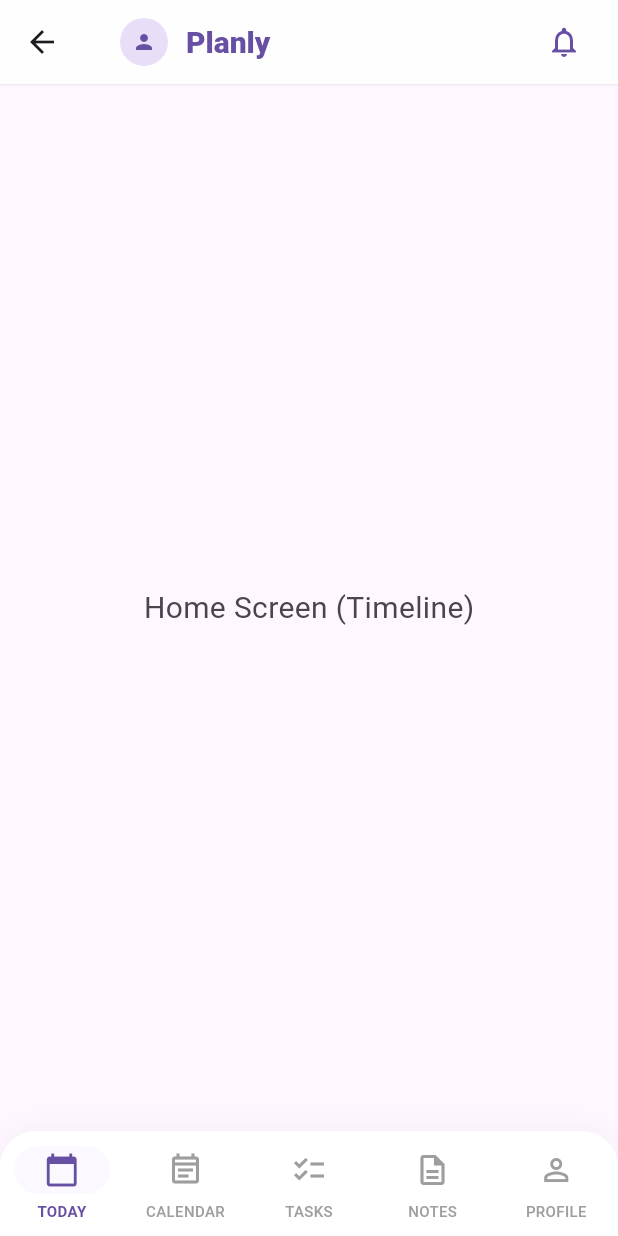
After one commit to NikkkDevvv/planly, a Flutter app: the MainLayout screen opened directly, on a phone screen of 412 x 824 dp. The commit adds this screen. Run offline on Flutter 3.47's test engine with Material 3 defaults, Android fonts, the phone set to English and light mode, and no system bars; our stand-ins replace google_fonts.

Commit message:
Feat: Add navigation & screens folders in lib/features. Feat: Add main_layout in navigation/screens and home_screens in home/screens. Fix: app_colors & app_theme in folder theme

```diff
--- a/lib/core/theme/app_colors.dart
+++ b/lib/core/theme/app_colors.dart
@@ -0,0 +1,34 @@
+import 'package:flutter/material.dart';
+
+class AppColors {
+  // Primary
+  static const Color primary = Color(0xFF6750A4);
+  static const Color primaryContainer = Color(0xFFEADDFF);
+  static const Color onPrimaryContainer = Color(0xFF21005D);
+
+  // Secondary
+  static const Color secondary = Color(0xFF625B71);
+  static const Color secondaryContainer = Color(0xFFE8DEF8);
+  static const Color onSecondaryContainer = Color(0xFF1D192B);
+
+  // Surface
+  static const Color surface = Color(0xFFFEF7FF);
+  static const Color onSurface = Color(0xFF1D1B20);
+  static const Color onSurfaceVariant = Color(0xFF49454F);
+
+  // Surface Containers
+  static const Color surfaceContainerLowest = Color(0xFFFFFFFF);
+  static const Color surfaceContainerLow = Color(0xFFF7F2FA);
+  static const Color surfaceContainer = Color(0xFFF3EDF7);
+  static const Color surfaceContainerHigh = Color(0xFFECE6F0);
+  static const Color surfaceContainerHighest = Color(0xFFE6E0E9);
+  static const Color surfaceBright = Color(0xFFFEF7FF);
+
+  // Outline
+  static const Color outline = Color(0xFF79747E);
+  static const Color outlineVariant = Color(0xFFCAC4D0);
+
+  // Error
+  static const Color error = Color(0xFFB3261E);
+  static const Color onError = Color(0xFFFFFFFF);
+}
--- /dev/null
+++ b/lib/features/navigation/screens/main_layout.dart
@@ -0,0 +1,176 @@
+import 'package:flutter/material.dart';
+import '../../../core/theme/app_colors.dart';
+// import '../../home/screens/home_screens.dart'; // Akan digunakan di langkah selanjutnya
+
+// Placeholder sementara untuk halaman selain Home
+class PlaceholderScreen extends StatelessWidget {
+  final String title;
+  const PlaceholderScreen({Key? key, required this.title}) : super(key: key);
+
+  @override
+  Widget build(BuildContext context) {
+    return Center(
+      child: Text(
+        title,
+        style: const TextStyle(fontSize: 20, color: AppColors.onSurfaceVariant),
+      ),
+    );
+  }
+}
+
+class MainLayout extends StatefulWidget {
+  const MainLayout({Key? key}) : super(key: key);
+
+  @override
+  State<MainLayout> createState() => _MainLayoutState();
+}
+
+class _MainLayoutState extends State<MainLayout> {
+  int _selectedIndex = 0;
+
+  final List<Widget> _screens = const [
+    PlaceholderScreen(
+      title: 'Home Screen (Timeline)',
+    ), // Nanti diganti HomeScreens()
+    PlaceholderScreen(title: 'Calendar Screen'),
+    PlaceholderScreen(title: 'Tasks Screen'),
+    PlaceholderScreen(title: 'Notes Screen'),
+    PlaceholderScreen(title: 'Profile Screen'),
+  ];
+
+  @override
+  Widget build(BuildContext context) {
+    return Scaffold(
+      backgroundColor: AppColors.surface,
+      // Top App Bar
+      appBar: AppBar(
+        backgroundColor: Colors.white.withOpacity(0.9),
+        elevation: 0,
+        scrolledUnderElevation: 0,
+        titleSpacing: 24,
+        title: Row(
+          children: [
+            const CircleAvatar(
+              radius: 16,
+              backgroundColor: AppColors.secondaryContainer,
+              child: Icon(Icons.person, size: 16, color: AppColors.primary),
+            ),
+            const SizedBox(width: 12),
+            const Text(
+              'Planly',
+              style: TextStyle(
+                color: AppColors.primary,
+                fontWeight: FontWeight.w900, // font-black di Tailwind
+                fontSize: 20,
+              ),
+            ),
+          ],
+        ),
+        actions: [
+          IconButton(
+            onPressed: () {},
+            icon: const Icon(
+              Icons.notifications_none,
+              color: AppColors.primary,
+            ),
+            padding: const EdgeInsets.only(right: 24),
+          ),
+        ],
+        bottom: PreferredSize(
+          preferredSize: const Size.fromHeight(1.0),
+          child: Container(
+            color: AppColors.outlineVariant.withOpacity(0.3),
+            height: 1.0,
+          ),
+        ),
+      ),
+      // Main Content Canvas
+      body: IndexedStack(index: _selectedIndex, children: _screens),
+      // Bottom Navigation Bar
+      bottomNavigationBar: Container(
+        decoration: BoxDecoration(
+          color: Colors.white,
+          borderRadius: const BorderRadius.vertical(top: Radius.circular(24)),
+          boxShadow: [
+            BoxShadow(
+              color: Colors.black.withOpacity(0.03),
+              blurRadius: 12,
+              offset: const Offset(0, -4),
+            ),
+          ],
+        ),
+        child: ClipRRect(
+          borderRadius: const BorderRadius.vertical(top: Radius.circular(24)),
+          child: NavigationBarTheme(
+            data: NavigationBarThemeData(
+              indicatorColor: AppColors.primaryContainer.withOpacity(
+                0.2,
+              ), // bg-indigo-50/50
+              labelTextStyle: MaterialStateProperty.resolveWith((states) {
+                if (states.contains(MaterialState.selected)) {
+                  return const TextStyle(
+                    fontSize: 10,
+                    fontWeight: FontWeight.w600,
+                    color: AppColors.primary,
+                  );
+                }
+                return const TextStyle(
+                  fontSize: 10,
+                  fontWeight: FontWeight.w500,
+                  color: Colors.grey,
+                );
+              }),
+            ),
+            child: NavigationBar(
+              selectedIndex: _selectedIndex,
+              onDestinationSelected: (index) {
+                setState(() {
+                  _selectedIndex = index;
+                });
+              },
+              backgroundColor: Colors.white,
+              elevation: 0,
+              height: 70,
+              destinations: const [
+                NavigationDestination(
+                  icon: Icon(Icons.calendar_today_outlined, color: Colors.grey),
+                  selectedIcon: Icon(
+                    Icons.calendar_today,
+                    color: AppColors.primary,
+                  ),
+                  label: 'TODAY',
+                ),
+                NavigationDestination(
+                  icon: Icon(Icons.event_note_outlined, color: Colors.grey),
+                  selectedIcon: Icon(
+                    Icons.event_note,
+                    color: AppColors.primary,
+                  ),
+                  label: 'CALENDAR',
+                ),
+                NavigationDestination(
+                  icon: Icon(Icons.checklist_outlined, color: Colors.grey),
+                  selectedIcon: Icon(Icons.checklist, color: AppColors.primary),
+                  label: 'TASKS',
+                ),
+                NavigationDestination(
+                  icon: Icon(Icons.description_outlined, color: Colors.grey),
+                  selectedIcon: Icon(
+                    Icons.description,
+                    color: AppColors.primary,
+                  ),
+                  label: 'NOTES',
+                ),
+                NavigationDestination(
+                  icon: Icon(Icons.person_outline, color: Colors.grey),
+                  selectedIcon: Icon(Icons.person, color: AppColors.primary),
+                  label: 'PROFILE',
+                ),
+              ],
+            ),
+          ),
+        ),
+      ),
+    );
+  }
+}
--- a/pubspec.yaml
+++ b/pubspec.yaml
@@ -30,6 +30,7 @@ environment:
 dependencies:
   flutter:
     sdk: flutter
+  google_fonts: ^6.2.1
 
   # The following adds the Cupertino Icons font to your application.
   # Use with the CupertinoIcons class for iOS style icons.
```
Also changed, not shown: lib/core/theme/app_theme.dart (+23 -4 lines), lib/features/home/screens/home_screen.dart (+373 -0 lines), pubspec.lock, 2 other files.
